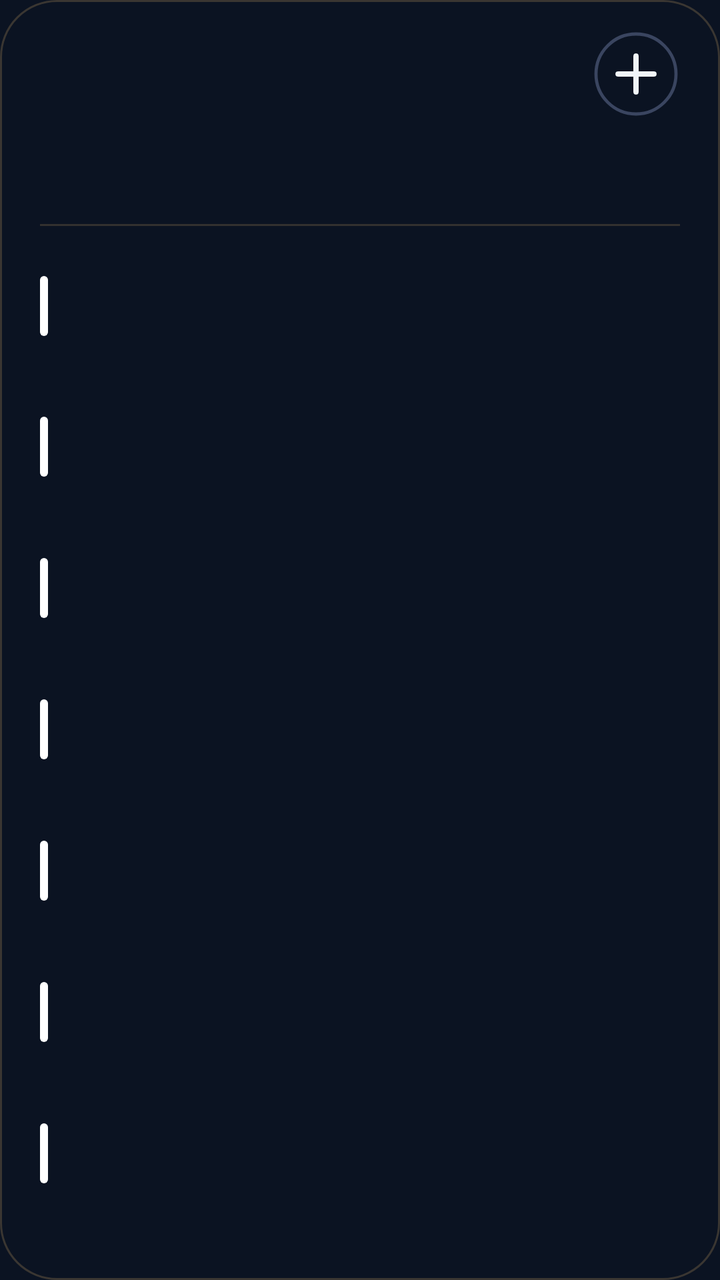
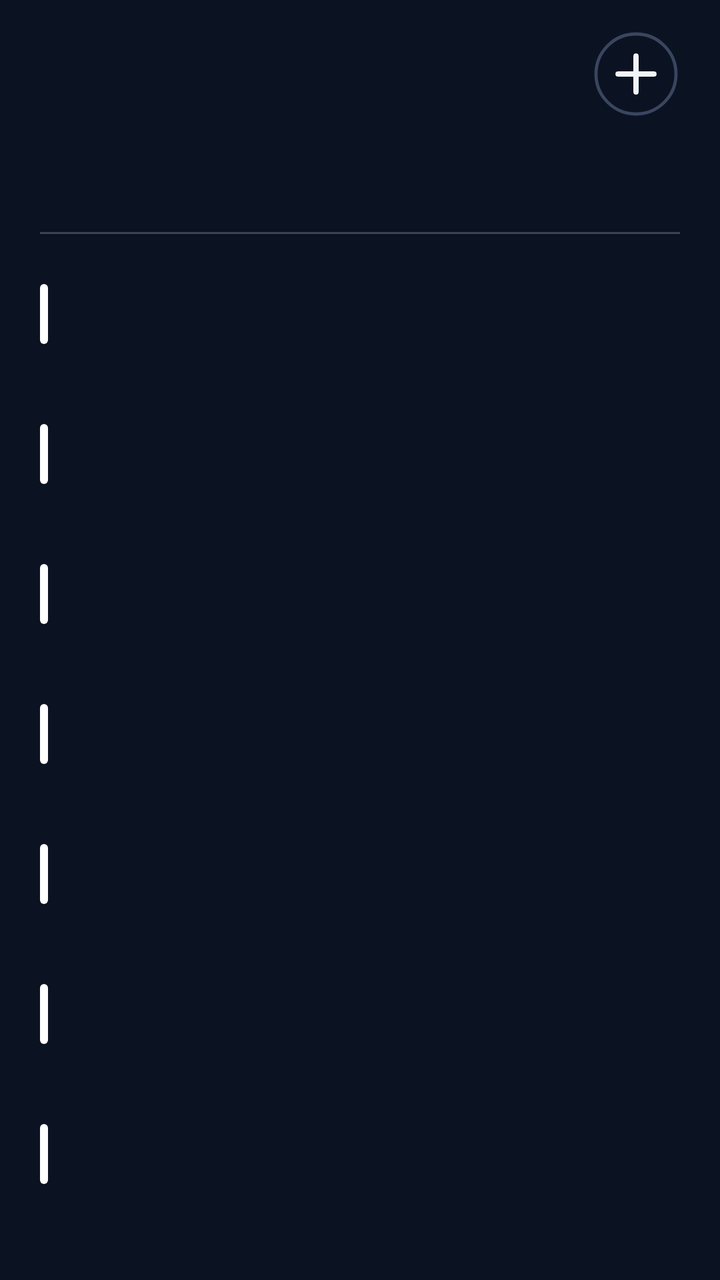

Two renders of the same Android screen: before a commit and after it. Below are the layout's source before the change and the commit's diff.
<!-- AndroidManifest.xml: application theme AppTheme -->
<!-- res/layout/cal_k7.xml -->
<?xml version="1.0" encoding="utf-8"?>
<FrameLayout
    xmlns:android="http://schemas.android.com/apk/res/android"
    android:id="@+id/root"
    android:layout_width="match_parent"
    android:layout_height="match_parent"
    android:padding="0dp">

    <ImageView
        android:id="@+id/cal_bg"
        android:layout_width="match_parent"
        android:layout_height="match_parent"
        android:importantForAccessibility="no"
        android:scaleType="fitXY" />
    <LinearLayout
        android:id="@+id/panel"
        android:layout_width="match_parent"
        android:layout_height="match_parent"
        android:background="@drawable/cal_panel"
        android:orientation="vertical"
        android:paddingStart="20dp"
        android:paddingTop="13dp"
        android:paddingEnd="20dp"
        android:paddingBottom="14dp">

        
        <LinearLayout
            android:layout_width="match_parent"
            android:layout_height="48dp"
            android:gravity="center_vertical"
            android:orientation="horizontal">
        <ImageView
            android:id="@+id/cal_day"
            android:layout_width="wrap_content"
            android:layout_height="47dp"
            android:adjustViewBounds="true"
            android:scaleType="fitStart" />

            <LinearLayout
                android:layout_width="0dp"
                android:layout_height="wrap_content"
                android:layout_marginStart="12dp"
                android:layout_weight="1"
                android:orientation="vertical">
                <ImageView
                    android:id="@+id/cal_month"
                    android:layout_width="match_parent"
                    android:layout_height="23dp"
                    android:adjustViewBounds="true"
                    android:scaleType="fitStart" />
                <ImageView
                    android:id="@+id/cal_sub"
                    android:layout_width="match_parent"
                    android:layout_height="16dp"
                    android:adjustViewBounds="true"
                    android:layout_marginTop="2dp"
                    android:scaleType="fitStart" />
            </LinearLayout>

            <ImageView
                android:id="@+id/btn_add"
                android:layout_width="44dp"
                android:layout_height="44dp"
                android:contentDescription="New event"
                android:src="@drawable/ic_cal_add" />
        </LinearLayout>

        
        <LinearLayout
            android:layout_width="match_parent"
            android:layout_height="44dp"
            android:layout_marginTop="2dp"
            android:orientation="horizontal">
            <LinearLayout
                android:layout_width="0dp"
                android:layout_height="match_parent"
                android:layout_weight="1"
                android:gravity="center_horizontal"
                android:orientation="vertical">
                <ImageView
                    android:id="@+id/wk_label_0"
                    android:layout_width="wrap_content"
                    android:layout_height="14dp"
                    android:adjustViewBounds="true"
                    android:scaleType="fitCenter" />
                <ImageView
                    android:id="@+id/wk_num_0"
                    android:layout_width="26dp"
                    android:layout_height="26dp"
                    android:adjustViewBounds="true"
                    android:layout_marginTop="3dp"
                    android:scaleType="fitCenter" />
            </LinearLayout>
            <LinearLayout
                android:layout_width="0dp"
                android:layout_height="match_parent"
                android:layout_weight="1"
                android:gravity="center_horizontal"
                android:orientation="vertical">
                <ImageView
                    android:id="@+id/wk_label_1"
                    android:layout_width="wrap_content"
                    android:layout_height="14dp"
                    android:adjustViewBounds="true"
                    android:scaleType="fitCenter" />
                <ImageView
                    android:id="@+id/wk_num_1"
                    android:layout_width="26dp"
                    android:layout_height="26dp"
                    android:adjustViewBounds="true"
                    android:layout_marginTop="3dp"
                    android:scaleType="fitCenter" />
            </LinearLayout>
            <LinearLayout
                android:layout_width="0dp"
                android:layout_height="match_parent"
                android:layout_weight="1"
                android:gravity="center_horizontal"
                android:orientation="vertical">
                <ImageView
                    android:id="@+id/wk_label_2"
                    android:layout_width="wrap_content"
                    android:layout_height="14dp"
                    android:adjustViewBounds="true"
                    android:scaleType="fitCenter" />
                <ImageView
                    android:id="@+id/wk_num_2"
                    android:layout_width="26dp"
                    android:layout_height="26dp"
                    android:adjustViewBounds="true"
                    android:layout_marginTop="3dp"
                    android:scaleType="fitCenter" />
            </LinearLayout>
            <LinearLayout
                android:layout_width="0dp"
                android:layout_height="match_parent"
                android:layout_weight="1"
                android:gravity="center_horizontal"
                android:orientation="vertical">
                <ImageView
                    android:id="@+id/wk_label_3"
                    android:layout_width="wrap_content"
                    android:layout_height="14dp"
                    android:adjustViewBounds="true"
                    android:scaleType="fitCenter" />
                <ImageView
                    android:id="@+id/wk_num_3"
                    android:layout_width="26dp"
                    android:layout_height="26dp"
                    android:adjustViewBounds="true"
                    android:layout_marginTop="3dp"
                    android:scaleType="fitCenter" />
            </LinearLayout>
            <LinearLayout
                android:layout_width="0dp"
                android:layout_height="match_parent"
                android:layout_weight="1"
                android:gravity="center_horizontal"
                android:orientation="vertical">
                <ImageView
                    android:id="@+id/wk_label_4"
                    android:layout_width="wrap_content"
                    android:layout_height="14dp"
                    android:adjustViewBounds="true"
                    android:scaleType="fitCenter" />
                <ImageView
                    android:id="@+id/wk_num_4"
                    android:layout_width="26dp"
                    android:layout_height="26dp"
                    android:adjustViewBounds="true"
                    android:layout_marginTop="3dp"
                    android:scaleType="fitCenter" />
            </LinearLayout>
            <LinearLayout
                android:layout_width="0dp"
                android:layout_height="match_parent"
                android:layout_weight="1"
                android:gravity="center_horizontal"
                android:orientation="vertical">
                <ImageView
                    android:id="@+id/wk_label_5"
                    android:layout_width="wrap_content"
                    android:layout_height="14dp"
                    android:adjustViewBounds="true"
                    android:scaleType="fitCenter" />
                <ImageView
                    android:id="@+id/wk_num_5"
                    android:layout_width="26dp"
                    android:layout_height="26dp"
                    android:adjustViewBounds="true"
                    android:layout_marginTop="3dp"
                    android:scaleType="fitCenter" />
            </LinearLayout>
            <LinearLayout
                android:layout_width="0dp"
                android:layout_height="match_parent"
                android:layout_weight="1"
                android:gravity="center_horizontal"
                android:orientation="vertical">
                <ImageView
                    android:id="@+id/wk_label_6"
                    android:layout_width="wrap_content"
                    android:layout_height="14dp"
                    android:adjustViewBounds="true"
                    android:scaleType="fitCenter" />
                <ImageView
                    android:id="@+id/wk_num_6"
                    android:layout_width="26dp"
                    android:layout_height="26dp"
                    android:adjustViewBounds="true"
                    android:layout_marginTop="3dp"
                    android:scaleType="fitCenter" />
            </LinearLayout>
        </LinearLayout>

        <ImageView
            android:layout_width="match_parent"
            android:layout_height="1dp"
            android:layout_marginTop="5dp"
            android:layout_marginBottom="5dp"
            android:scaleType="fitXY"
            android:src="@drawable/cal_divider" />

        
        <LinearLayout
            android:layout_width="match_parent"
            android:layout_height="0dp"
            android:layout_weight="1"
            android:orientation="vertical">
        <LinearLayout
            android:id="@+id/cal_row_0"
            android:layout_width="match_parent"
            android:layout_height="0dp"
            android:layout_weight="1"
            android:gravity="center_vertical"
            android:orientation="horizontal">

            <ImageView
                android:id="@+id/cal_bar_0"
                android:layout_width="4dp"
                android:layout_height="30dp"
                android:layout_marginEnd="11dp"
                android:scaleType="fitXY"
                android:src="@drawable/cal_bar" />

            <LinearLayout
                android:layout_width="0dp"
                android:layout_height="wrap_content"
                android:layout_weight="1"
                android:orientation="vertical">

                <LinearLayout
                    android:layout_width="match_parent"
                    android:layout_height="wrap_content"
                    android:orientation="horizontal">
                    <ImageView
                        android:id="@+id/cal_time_0"
                        android:layout_width="wrap_content"
                        android:layout_height="16dp"
                        android:adjustViewBounds="true"
                        android:scaleType="fitStart" />
                    <ImageView
                        android:id="@+id/cal_hint_0"
                        android:layout_width="wrap_content"
                        android:layout_height="16dp"
                        android:adjustViewBounds="true"
                        android:layout_marginStart="9dp"
                        android:scaleType="fitStart" />
                </LinearLayout>
                <ImageView
                    android:id="@+id/cal_title_0"
                    android:layout_width="match_parent"
                    android:layout_height="22dp"
                    android:adjustViewBounds="true"
                    android:layout_marginTop="1dp"
                    android:scaleType="fitStart" />
            </LinearLayout>
        </LinearLayout>
        <LinearLayout
            android:id="@+id/cal_row_1"
            android:layout_width="match_parent"
            android:layout_height="0dp"
            android:layout_weight="1"
            android:gravity="center_vertical"
            android:orientation="horizontal">

            <ImageView
                android:id="@+id/cal_bar_1"
                android:layout_width="4dp"
                android:layout_height="30dp"
                android:layout_marginEnd="11dp"
                android:scaleType="fitXY"
                android:src="@drawable/cal_bar" />

            <LinearLayout
                android:layout_width="0dp"
                android:layout_height="wrap_content"
                android:layout_weight="1"
                android:orientation="vertical">

                <LinearLayout
                    android:layout_width="match_parent"
                    android:layout_height="wrap_content"
                    android:orientation="horizontal">
                    <ImageView
                        android:id="@+id/cal_time_1"
                        android:layout_width="wrap_content"
                        android:layout_height="16dp"
                        android:adjustViewBounds="true"
                        android:scaleType="fitStart" />
                    <ImageView
                        android:id="@+id/cal_hint_1"
                        android:layout_width="wrap_content"
                        android:layout_height="16dp"
                        android:adjustViewBounds="true"
                        android:layout_marginStart="9dp"
                        android:scaleType="fitStart" />
                </LinearLayout>
                <ImageView
                    android:id="@+id/cal_title_1"
                    android:layout_width="match_parent"
                    android:layout_height="22dp"
                    android:adjustViewBounds="true"
                    android:layout_marginTop="1dp"
                    android:scaleType="fitStart" />
            </LinearLayout>
        </LinearLayout>
        <LinearLayout
            android:id="@+id/cal_row_2"
            android:layout_width="match_parent"
            android:layout_height="0dp"
            android:layout_weight="1"
            android:gravity="center_vertical"
            android:orientation="horizontal">

            <ImageView
                android:id="@+id/cal_bar_2"
                android:layout_width="4dp"
                android:layout_height="30dp"
                android:layout_marginEnd="11dp"
                android:scaleType="fitXY"
                android:src="@drawable/cal_bar" />

            <LinearLayout
                android:layout_width="0dp"
                android:layout_height="wrap_content"
                android:layout_weight="1"
                android:orientation="vertical">

                <LinearLayout
                    android:layout_width="match_parent"
                    android:layout_height="wrap_content"
                    android:orientation="horizontal">
                    <ImageView
                        android:id="@+id/cal_time_2"
                        android:layout_width="wrap_content"
                        android:layout_height="16dp"
                        android:adjustViewBounds="true"
                        android:scaleType="fitStart" />
                    <ImageView
                        android:id="@+id/cal_hint_2"
                        android:layout_width="wrap_content"
                        android:layout_height="16dp"
                        android:adjustViewBounds="true"
                        android:layout_marginStart="9dp"
                        android:scaleType="fitStart" />
                </LinearLayout>
                <ImageView
                    android:id="@+id/cal_title_2"
                    android:layout_width="match_parent"
                    android:layout_height="22dp"
                    android:adjustViewBounds="true"
                    android:layout_marginTop="1dp"
                    android:scaleType="fitStart" />
            </LinearLayout>
        </LinearLayout>
        <LinearLayout
            android:id="@+id/cal_row_3"
            android:layout_width="match_parent"
            android:layout_height="0dp"
            android:layout_weight="1"
            android:gravity="center_vertical"
            android:orientation="horizontal">

            <ImageView
                android:id="@+id/cal_bar_3"
                android:layout_width="4dp"
                android:layout_height="30dp"
                android:layout_marginEnd="11dp"
                android:scaleType="fitXY"
                android:src="@drawable/cal_bar" />

            <LinearLayout
                android:layout_width="0dp"
                android:layout_height="wrap_content"
                android:layout_weight="1"
                android:orientation="vertical">

                <LinearLayout
                    android:layout_width="match_parent"
                    android:layout_height="wrap_content"
                    android:orientation="horizontal">
                    <ImageView
                        android:id="@+id/cal_time_3"
                        android:layout_width="wrap_content"
                        android:layout_height="16dp"
                        android:adjustViewBounds="true"
                        android:scaleType="fitStart" />
                    <ImageView
                        android:id="@+id/cal_hint_3"
                        android:layout_width="wrap_content"
                        android:layout_height="16dp"
                        android:adjustViewBounds="true"
                        android:layout_marginStart="9dp"
                        android:scaleType="fitStart" />
                </LinearLayout>
                <ImageView
                    android:id="@+id/cal_title_3"
                    android:layout_width="match_parent"
                    android:layout_height="22dp"
                    android:adjustViewBounds="true"
                    android:layout_marginTop="1dp"
                    android:scaleType="fitStart" />
            </LinearLayout>
        </LinearLayout>
        <LinearLayout
            android:id="@+id/cal_row_4"
            android:layout_width="match_parent"
            android:layout_height="0dp"
            android:layout_weight="1"
            android:gravity="center_vertical"
            android:orientation="horizontal">

            <ImageView
                android:id="@+id/cal_bar_4"
                android:layout_width="4dp"
                android:layout_height="30dp"
                android:layout_marginEnd="11dp"
                android:scaleType="fitXY"
                android:src="@drawable/cal_bar" />

            <LinearLayout
                android:layout_width="0dp"
                android:layout_height="wrap_content"
                android:layout_weight="1"
                android:orientation="vertical">

                <LinearLayout
                    android:layout_width="match_parent"
                    android:layout_height="wrap_content"
                    android:orientation="horizontal">
                    <ImageView
                        android:id="@+id/cal_time_4"
                        android:layout_width="wrap_content"
                        android:layout_height="16dp"
                        android:adjustViewBounds="true"
                        android:scaleType="fitStart" />
                    <ImageView
                        android:id="@+id/cal_hint_4"
                        android:layout_width="wrap_content"
                        android:layout_height="16dp"
                        android:adjustViewBounds="true"
                        android:layout_marginStart="9dp"
                        android:scaleType="fitStart" />
                </LinearLayout>
                <ImageView
                    android:id="@+id/cal_title_4"
                    android:layout_width="match_parent"
                    android:layout_height="22dp"
                    android:adjustViewBounds="true"
                    android:layout_marginTop="1dp"
                    android:scaleType="fitStart" />
            </LinearLayout>
        </LinearLayout>
        <LinearLayout
            android:id="@+id/cal_row_5"
            android:layout_width="match_parent"
            android:layout_height="0dp"
            android:layout_weight="1"
            android:gravity="center_vertical"
            android:orientation="horizontal">

            <ImageView
                android:id="@+id/cal_bar_5"
                android:layout_width="4dp"
                android:layout_height="30dp"
                android:layout_marginEnd="11dp"
                android:scaleType="fitXY"
                android:src="@drawable/cal_bar" />

            <LinearLayout
                android:layout_width="0dp"
                android:layout_height="wrap_content"
                android:layout_weight="1"
                android:orientation="vertical">

                <LinearLayout
                    android:layout_width="match_parent"
                    android:layout_height="wrap_content"
                    android:orientation="horizontal">
                    <ImageView
                        android:id="@+id/cal_time_5"
                        android:layout_width="wrap_content"
                        android:layout_height="16dp"
                        android:adjustViewBounds="true"
                        android:scaleType="fitStart" />
                    <ImageView
                        android:id="@+id/cal_hint_5"
                        android:layout_width="wrap_content"
                        android:layout_height="16dp"
                        android:adjustViewBounds="true"
                        android:layout_marginStart="9dp"
                        android:scaleType="fitStart" />
                </LinearLayout>
                <ImageView
                    android:id="@+id/cal_title_5"
                    android:layout_width="match_parent"
                    android:layout_height="22dp"
                    android:adjustViewBounds="true"
                    android:layout_marginTop="1dp"
                    android:scaleType="fitStart" />
            </LinearLayout>
        </LinearLayout>
        <LinearLayout
            android:id="@+id/cal_row_6"
            android:layout_width="match_parent"
            android:layout_height="0dp"
            android:layout_weight="1"
            android:gravity="center_vertical"
            android:orientation="horizontal">

            <ImageView
                android:id="@+id/cal_bar_6"
                android:layout_width="4dp"
                android:layout_height="30dp"
                android:layout_marginEnd="11dp"
                android:scaleType="fitXY"
                android:src="@drawable/cal_bar" />

            <LinearLayout
                android:layout_width="0dp"
                android:layout_height="wrap_content"
                android:layout_weight="1"
                android:orientation="vertical">

                <LinearLayout
                    android:layout_width="match_parent"
                    android:layout_height="wrap_content"
                    android:orientation="horizontal">
                    <ImageView
                        android:id="@+id/cal_time_6"
                        android:layout_width="wrap_content"
                        android:layout_height="16dp"
                        android:adjustViewBounds="true"
                        android:scaleType="fitStart" />
                    <ImageView
                        android:id="@+id/cal_hint_6"
                        android:layout_width="wrap_content"
                        android:layout_height="16dp"
                        android:adjustViewBounds="true"
                        android:layout_marginStart="9dp"
                        android:scaleType="fitStart" />
                </LinearLayout>
                <ImageView
                    android:id="@+id/cal_title_6"
                    android:layout_width="match_parent"
                    android:layout_height="22dp"
                    android:adjustViewBounds="true"
                    android:layout_marginTop="1dp"
                    android:scaleType="fitStart" />
            </LinearLayout>
        </LinearLayout>
        </LinearLayout>
        <ImageView
            android:id="@+id/cal_more"
            android:layout_width="match_parent"
            android:layout_height="14dp"
            android:adjustViewBounds="true"
            android:scaleType="fitEnd" />
    </LinearLayout>
</FrameLayout>
<!-- resources referenced by this layout -->
<resources>
  <!-- drawable cal_bar (drawable) -->
  <?xml version="1.0" encoding="utf-8"?>
  <shape xmlns:android="http://schemas.android.com/apk/res/android" android:shape="rectangle">
      <solid android:color="#FFFFFFFF" />
      <corners android:radius="2dp" />
  </shape>
  <!-- drawable cal_divider (drawable) -->
  <?xml version="1.0" encoding="utf-8"?>
  <shape xmlns:android="http://schemas.android.com/apk/res/android" android:shape="rectangle">
      <solid android:color="#33D2A867" />
  </shape>
  <!-- drawable cal_panel (drawable) -->
  <?xml version="1.0" encoding="utf-8"?>
  <shape xmlns:android="http://schemas.android.com/apk/res/android" android:shape="rectangle">
      <solid android:color="#00000000" />
      <stroke android:width="1dp" android:color="#3DD2A867" />
      <corners android:radius="@dimen/widget_radius" />
  </shape>
  <!-- drawable ic_cal_add (drawable) -->
  <?xml version="1.0" encoding="utf-8"?>
  <vector xmlns:android="http://schemas.android.com/apk/res/android"
      android:width="44dp"
      android:height="44dp"
      android:viewportWidth="44"
      android:viewportHeight="44">
      <path
          android:pathData="M22,22m-20,0a20,20 0,1 1,40 0a20,20 0,1 1,-40 0"
          android:strokeColor="#FF3A4560"
          android:strokeWidth="1.6" />
      <path
          android:pathData="M13,22L31,22M22,13L22,31"
          android:strokeColor="#FFF1F5F9"
          android:strokeLineCap="round"
          android:strokeWidth="2.6" />
  </vector>
  <style name="AppTheme" parent="@android:style/Theme.DeviceDefault.NoActionBar">
          <item name="android:colorAccent">#DF8B35</item>
          <item name="android:colorControlActivated">#DF8B35</item>
          <item name="android:windowBackground">#0B1322</item>
          <item name="android:statusBarColor">#0E111A</item>
          <item name="android:navigationBarColor">#0B1322</item>
          <item name="android:textColorHint">#718096</item>
      </style>
  <dimen name="widget_radius">28dp</dimen>
</resources>

<!-- the commit's change to res/layout/cal_k7.xml (unified diff, before → after) -->
@@ -68,7 +68,7 @@
         
         <LinearLayout
             android:layout_width="match_parent"
-            android:layout_height="44dp"
+            android:layout_height="48dp"
             android:layout_marginTop="2dp"
             android:orientation="horizontal">
             <LinearLayout
@@ -85,10 +85,10 @@
                     android:scaleType="fitCenter" />
                 <ImageView
                     android:id="@+id/wk_num_0"
-                    android:layout_width="26dp"
-                    android:layout_height="26dp"
-                    android:adjustViewBounds="true"
-                    android:layout_marginTop="3dp"
+                    android:layout_width="34dp"
+                    android:layout_height="34dp"
+                    android:adjustViewBounds="true"
+                    android:layout_marginTop="0dp"
                     android:scaleType="fitCenter" />
             </LinearLayout>
             <LinearLayout
@@ -105,10 +105,10 @@
                     android:scaleType="fitCenter" />
                 <ImageView
                     android:id="@+id/wk_num_1"
-                    android:layout_width="26dp"
-                    android:layout_height="26dp"
-                    android:adjustViewBounds="true"
-                    android:layout_marginTop="3dp"
+                    android:layout_width="34dp"
+                    android:layout_height="34dp"
+                    android:adjustViewBounds="true"
+                    android:layout_marginTop="0dp"
                     android:scaleType="fitCenter" />
             </LinearLayout>
             <LinearLayout
@@ -125,10 +125,10 @@
                     android:scaleType="fitCenter" />
                 <ImageView
                     android:id="@+id/wk_num_2"
-                    android:layout_width="26dp"
-                    android:layout_height="26dp"
-                    android:adjustViewBounds="true"
-                    android:layout_marginTop="3dp"
+                    android:layout_width="34dp"
+                    android:layout_height="34dp"
+                    android:adjustViewBounds="true"
+                    android:layout_marginTop="0dp"
                     android:scaleType="fitCenter" />
             </LinearLayout>
             <LinearLayout
@@ -145,10 +145,10 @@
                     android:scaleType="fitCenter" />
                 <ImageView
                     android:id="@+id/wk_num_3"
-                    android:layout_width="26dp"
-                    android:layout_height="26dp"
-                    android:adjustViewBounds="true"
-                    android:layout_marginTop="3dp"
+                    android:layout_width="34dp"
+                    android:layout_height="34dp"
+                    android:adjustViewBounds="true"
+                    android:layout_marginTop="0dp"
                     android:scaleType="fitCenter" />
             </LinearLayout>
             <LinearLayout
@@ -165,10 +165,10 @@
                     android:scaleType="fitCenter" />
                 <ImageView
                     android:id="@+id/wk_num_4"
-                    android:layout_width="26dp"
-                    android:layout_height="26dp"
-                    android:adjustViewBounds="true"
-                    android:layout_marginTop="3dp"
+                    android:layout_width="34dp"
+                    android:layout_height="34dp"
+                    android:adjustViewBounds="true"
+                    android:layout_marginTop="0dp"
                     android:scaleType="fitCenter" />
             </LinearLayout>
             <LinearLayout
@@ -185,10 +185,10 @@
                     android:scaleType="fitCenter" />
                 <ImageView
                     android:id="@+id/wk_num_5"
-                    android:layout_width="26dp"
-                    android:layout_height="26dp"
-                    android:adjustViewBounds="true"
-                    android:layout_marginTop="3dp"
+                    android:layout_width="34dp"
+                    android:layout_height="34dp"
+                    android:adjustViewBounds="true"
+                    android:layout_marginTop="0dp"
                     android:scaleType="fitCenter" />
             </LinearLayout>
             <LinearLayout
@@ -205,15 +205,16 @@
                     android:scaleType="fitCenter" />
                 <ImageView
                     android:id="@+id/wk_num_6"
-                    android:layout_width="26dp"
-                    android:layout_height="26dp"
-                    android:adjustViewBounds="true"
-                    android:layout_marginTop="3dp"
+                    android:layout_width="34dp"
+                    android:layout_height="34dp"
+                    android:adjustViewBounds="true"
+                    android:layout_marginTop="0dp"
                     android:scaleType="fitCenter" />
             </LinearLayout>
         </LinearLayout>
 
         <ImageView
+            android:id="@+id/cal_div"
             android:layout_width="match_parent"
             android:layout_height="1dp"
             android:layout_marginTop="5dp"
<!-- resource entries referenced after the edit -->
@@ -9,13 +9,12 @@
   <!-- drawable cal_divider (drawable) -->
   <?xml version="1.0" encoding="utf-8"?>
   <shape xmlns:android="http://schemas.android.com/apk/res/android" android:shape="rectangle">
-      <solid android:color="#33D2A867" />
+      <solid android:color="#33FFFFFF" />
   </shape>
   <!-- drawable cal_panel (drawable) -->
   <?xml version="1.0" encoding="utf-8"?>
   <shape xmlns:android="http://schemas.android.com/apk/res/android" android:shape="rectangle">
       <solid android:color="#00000000" />
-      <stroke android:width="1dp" android:color="#3DD2A867" />
       <corners android:radius="@dimen/widget_radius" />
   </shape>
   <!-- drawable ic_cal_add (drawable) -->
